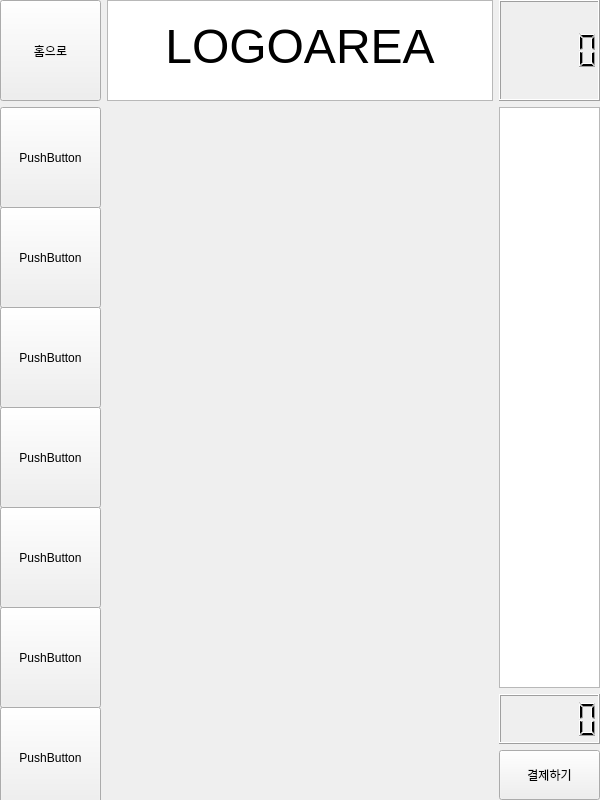
Old version of the form Init.ui in the repository LeeHuSeong/Kiosk_AI.
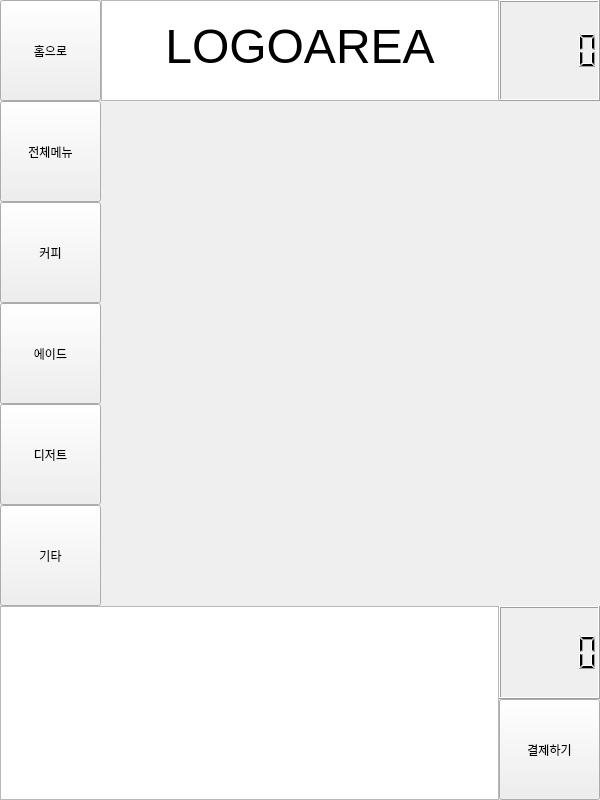
New version of the form. The open tabs and pages were chosen to show the change.

Commit message: 일반주문화면 재작업/결제창 기초작업

```diff
--- a/Init.ui
+++ b/Init.ui
@@ -41,7 +41,7 @@
     </property>
     <item row="0" column="0">
      <layout class="QGridLayout" name="gridLayout">
-      <item row="0" column="0">
+      <item row="1" column="0">
        <widget class="QStackedWidget" name="mainPage">
         <property name="currentIndex">
          <number>0</number>
@@ -135,8 +135,19 @@
           <property name="bottomMargin">
            <number>0</number>
           </property>
-          <item row="1" column="3">
-           <layout class="QVBoxLayout" name="catalog_Layout">
+          <property name="spacing">
+           <number>0</number>
+          </property>
+          <item row="1" column="3" colspan="3">
+           <layout class="QHBoxLayout" name="middle_Layout">
+            <property name="spacing">
+             <number>0</number>
+            </property>
+            <item>
+             <layout class="QVBoxLayout" name="catalog_List">
+              <property name="spacing">
+               <number>0</number>
+              </property>
             <item>
              <widget class="QPushButton" name="btn_catalog_1">
               <property name="sizePolicy">
@@ -152,7 +163,7 @@
                </size>
               </property>
               <property name="text">
-               <string>PushButton</string>
+                 <string>전체메뉴</string>
               </property>
              </widget>
             </item>
@@ -171,7 +182,7 @@
                </size>
               </property>
               <property name="text">
-               <string>PushButton</string>
+                 <string>커피</string>
               </property>
              </widget>
             </item>
@@ -190,7 +201,7 @@
                </size>
               </property>
               <property name="text">
-               <string>PushButton</string>
+                 <string>에이드</string>
               </property>
              </widget>
             </item>
@@ -209,7 +220,7 @@
                </size>
               </property>
               <property name="text">
-               <string>PushButton</string>
+                 <string>디저트</string>
               </property>
              </widget>
             </item>
@@ -228,52 +239,14 @@
                </size>
               </property>
               <property name="text">
-               <string>PushButton</string>
-              </property>
-             </widget>
-            </item>
-            <item>
-             <widget class="QPushButton" name="btn_catalog_6">
-              <property name="sizePolicy">
-               <sizepolicy hsizetype="Fixed" vsizetype="Fixed">
-                <horstretch>0</horstretch>
-                <verstretch>0</verstretch>
-               </sizepolicy>
-              </property>
-              <property name="minimumSize">
-               <size>
-                <width>101</width>
-                <height>101</height>
-               </size>
-              </property>
-              <property name="text">
-               <string>PushButton</string>
-              </property>
-             </widget>
-            </item>
-            <item>
-             <widget class="QPushButton" name="btn_catalog_7">
-              <property name="sizePolicy">
-               <sizepolicy hsizetype="Fixed" vsizetype="Fixed">
-                <horstretch>0</horstretch>
-                <verstretch>0</verstretch>
-               </sizepolicy>
-              </property>
-              <property name="minimumSize">
-               <size>
-                <width>101</width>
-                <height>101</height>
-               </size>
-              </property>
-              <property name="text">
-               <string>PushButton</string>
+                 <string>기타</string>
               </property>
              </widget>
             </item>
            </layout>
           </item>
-          <item row="1" column="4">
-           <layout class="QHBoxLayout" name="menu_Layout">
+            <item>
+             <layout class="QVBoxLayout" name="menu_List">
             <item>
              <widget class="QStackedWidget" name="menuPage">
               <widget class="QWidget" name="page_3"/>
@@ -282,63 +255,13 @@
             </item>
            </layout>
           </item>
-          <item row="1" column="5">
-           <layout class="QVBoxLayout" name="bill_Layout">
-            <item>
-             <widget class="QTextBrowser" name="cartArea">
-              <property name="sizePolicy">
-               <sizepolicy hsizetype="Fixed" vsizetype="MinimumExpanding">
-                <horstretch>0</horstretch>
-                <verstretch>0</verstretch>
-               </sizepolicy>
-              </property>
-              <property name="minimumSize">
-               <size>
-                <width>101</width>
-                <height>0</height>
-               </size>
-              </property>
-             </widget>
-            </item>
-            <item>
-             <widget class="QLCDNumber" name="lcd_Price">
-              <property name="sizePolicy">
-               <sizepolicy hsizetype="Fixed" vsizetype="Fixed">
-                <horstretch>0</horstretch>
-                <verstretch>0</verstretch>
-               </sizepolicy>
-              </property>
-              <property name="minimumSize">
-               <size>
-                <width>101</width>
-                <height>50</height>
-               </size>
-              </property>
-             </widget>
-            </item>
-            <item>
-             <widget class="QPushButton" name="btn_toOrderPage">
-              <property name="sizePolicy">
-               <sizepolicy hsizetype="Fixed" vsizetype="Fixed">
-                <horstretch>0</horstretch>
-                <verstretch>0</verstretch>
-               </sizepolicy>
-              </property>
-              <property name="minimumSize">
-               <size>
-                <width>101</width>
-                <height>50</height>
-               </size>
-              </property>
-              <property name="text">
-               <string>결제하기</string>
-              </property>
-             </widget>
-            </item>
            </layout>
           </item>
           <item row="0" column="3" colspan="3">
            <layout class="QHBoxLayout" name="top_Layout">
+            <property name="spacing">
+             <number>0</number>
+            </property>
             <item>
              <widget class="QPushButton" name="btn_toInitPage">
               <property name="sizePolicy">
@@ -400,6 +323,58 @@
             </item>
            </layout>
           </item>
+          <item row="2" column="3" colspan="3">
+           <layout class="QHBoxLayout" name="bottom_Layout">
+            <property name="spacing">
+             <number>0</number>
+            </property>
+            <item>
+             <widget class="QTableWidget" name="table_shoppingCart"/>
+            </item>
+            <item>
+             <layout class="QVBoxLayout" name="PricePurchase_Layout">
+              <property name="spacing">
+               <number>0</number>
+              </property>
+              <item>
+               <widget class="QLCDNumber" name="lcd_Price">
+                <property name="sizePolicy">
+                 <sizepolicy hsizetype="Fixed" vsizetype="MinimumExpanding">
+                  <horstretch>0</horstretch>
+                  <verstretch>0</verstretch>
+                 </sizepolicy>
+                </property>
+                <property name="minimumSize">
+                 <size>
+                  <width>101</width>
+                  <height>50</height>
+                 </size>
+                </property>
+               </widget>
+              </item>
+              <item>
+               <widget class="QPushButton" name="btn_toPurchasePage">
+                <property name="sizePolicy">
+                 <sizepolicy hsizetype="Fixed" vsizetype="Fixed">
+                  <horstretch>0</horstretch>
+                  <verstretch>0</verstretch>
+                 </sizepolicy>
+                </property>
+                <property name="minimumSize">
+                 <size>
+                  <width>101</width>
+                  <height>101</height>
+                 </size>
+                </property>
+                <property name="text">
+                 <string>결제하기</string>
+                </property>
+               </widget>
+              </item>
+             </layout>
+            </item>
+           </layout>
+          </item>
          </layout>
         </widget>
         <widget class="QWidget" name="voiceOrderPage">
```
Left out of the diff: 108 changed lines with no effect on the pictures. Lines whose indentation alone changed are shown as unchanged. The commit also changes 4 other files.
